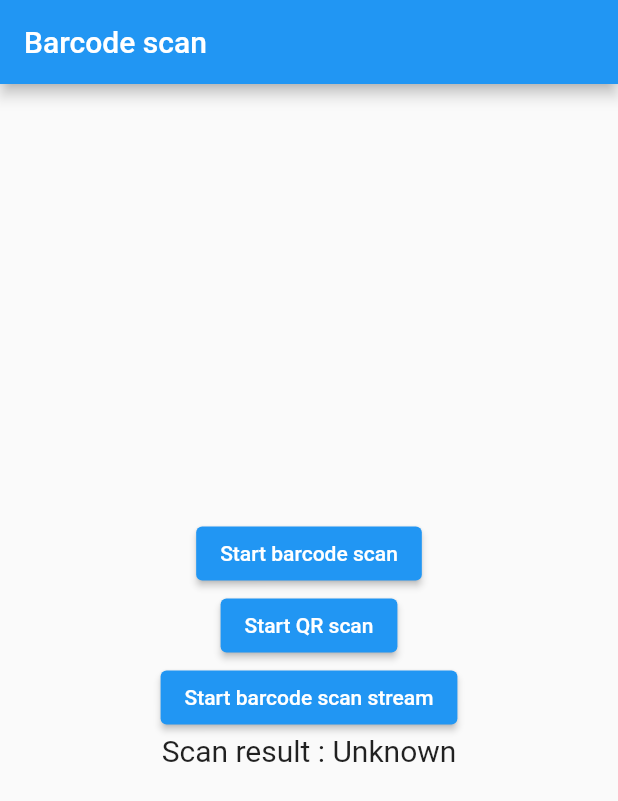
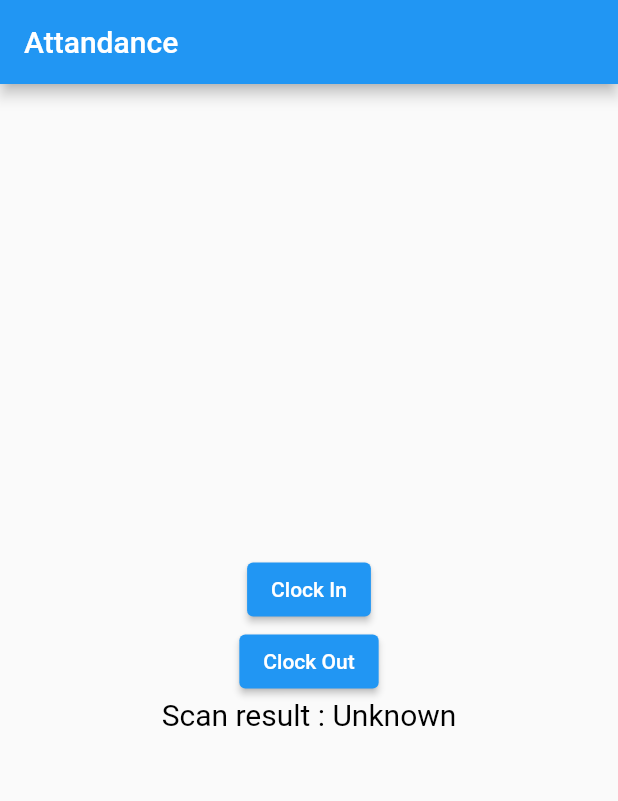
Before and after one commit to haozhe06/qr_barcode_scanner, a Flutter app: the screen it shows after launch, on a phone screen of 412 x 824 dp. Shown: the top 801 px of the screen. Run offline on Flutter 3.47's test engine with Material 2 defaults, Android fonts, the phone set to English and light mode, and no system bars; missing offline and left inert: flutter_barcode_scanner.

Commit message:
Removing Barcode Scanner

```diff
--- /dev/null
+++ b/lib/constant.dart
@@ -0,0 +1,9 @@
+import 'package:flutter/material.dart';
+
+const TextStyle normalTextStyle = TextStyle(
+  fontSize: 20,
+  color: Colors.black,
+);
+
+const String clockInMsg = "Clock In Successfully";
+const String clockOutMsg = "Clock Out Successfully";
--- a/lib/main.dart
+++ b/lib/main.dart
@@ -1,97 +1,4 @@
-import 'dart:async';
+import 'package:flutter/material.dart';
+import 'package:qr_scanner/qr_scanner_page.dart';
 
-import 'package:flutter/material.dart';
-import 'package:flutter/services.dart';
-import 'package:flutter_barcode_scanner/flutter_barcode_scanner.dart';
-
-void main() => runApp(MyApp());
-
-class MyApp extends StatefulWidget {
-  @override
-  _MyAppState createState() => _MyAppState();
-}
-
-class _MyAppState extends State<MyApp> {
-  String _scanBarcode = 'Unknown';
-
-  @override
-  void initState() {
-    super.initState();
-  }
-
-  Future<void> startBarcodeScanStream() async {
-    FlutterBarcodeScanner.getBarcodeStreamReceiver(
-            '#ff6666', 'Cancel', true, ScanMode.BARCODE)!
-        .listen((barcode) => print(barcode));
-  }
-
-  Future<void> scanQR() async {
-    String barcodeScanRes;
-    // Platform messages may fail, so we use a try/catch PlatformException.
-    try {
-      barcodeScanRes = await FlutterBarcodeScanner.scanBarcode(
-          '#ff6666', 'Cancel', true, ScanMode.QR);
-      print(barcodeScanRes);
-    } on PlatformException {
-      barcodeScanRes = 'Failed to get platform version.';
-    }
-
-    // If the widget was removed from the tree while the asynchronous platform
-    // message was in flight, we want to discard the reply rather than calling
-    // setState to update our non-existent appearance.
-    if (!mounted) return;
-
-    setState(() {
-      _scanBarcode = barcodeScanRes;
-    });
-  }
-
-  // Platform messages are asynchronous, so we initialize in an async method.
-  Future<void> scanBarcodeNormal() async {
-    String barcodeScanRes;
-    // Platform messages may fail, so we use a try/catch PlatformException.
-    try {
-      barcodeScanRes = await FlutterBarcodeScanner.scanBarcode(
-          '#ff6666', 'Cancel', true, ScanMode.BARCODE);
-      print(barcodeScanRes);
-    } on PlatformException {
-      barcodeScanRes = 'Failed to get platform version.';
-    }
-
-    // If the widget was removed from the tree while the asynchronous platform
-    // message was in flight, we want to discard the reply rather than calling
-    // setState to update our non-existent appearance.
-    if (!mounted) return;
-
-    setState(() {
-      _scanBarcode = barcodeScanRes;
-    });
-  }
-
-  @override
-  Widget build(BuildContext context) {
-    return MaterialApp(
-        home: Scaffold(
-            appBar: AppBar(title: const Text('Barcode scan')),
-            body: Builder(builder: (BuildContext context) {
-              return Container(
-                  alignment: Alignment.center,
-                  child: Flex(
-                      direction: Axis.vertical,
-                      mainAxisAlignment: MainAxisAlignment.center,
-                      children: <Widget>[
-                        ElevatedButton(
-                            onPressed: () => scanBarcodeNormal(),
-                            child: Text('Start barcode scan')),
-                        ElevatedButton(
-                            onPressed: () => scanQR(),
-                            child: Text('Start QR scan')),
-                        ElevatedButton(
-                            onPressed: () => startBarcodeScanStream(),
-                            child: Text('Start barcode scan stream')),
-                        Text('Scan result : $_scanBarcode\n',
-                            style: TextStyle(fontSize: 20))
-                      ]));
-            })));
-  }
-}
+void main() => runApp(QRScannerPage());
--- /dev/null
+++ b/lib/qr_scanner_page.dart
@@ -0,0 +1,98 @@
+import 'dart:async';
+
+import 'package:flutter/material.dart';
+import 'package:intl/intl.dart';
+import 'package:flutter/services.dart';
+import 'package:flutter_barcode_scanner/flutter_barcode_scanner.dart';
+import 'package:qr_scanner/constant.dart';
+
+class QRScannerPage extends StatefulWidget {
+  @override
+  _QRScannerPageState createState() => _QRScannerPageState();
+}
+
+class _QRScannerPageState extends State<QRScannerPage> {
+  // Here is the result value, by default is unknown
+  String _scanBarcode = 'Unknown';
+  bool clockIn = true;
+  bool success = false;
+  DateTime currentDate = DateTime.now();
+
+  @override
+  void initState() {
+    super.initState();
+  }
+
+  Future<void> scanQR() async {
+    String barcodeScanRes;
+    // Platform messages may fail, so we use a try/catch PlatformException.
+    try {
+      barcodeScanRes = await FlutterBarcodeScanner.scanBarcode(
+          '#ff6666', 'Cancel', true, ScanMode.QR);
+    } on PlatformException {
+      barcodeScanRes = 'Failed to get platform version.';
+    }
+
+    // If the widget was removed from the tree while the asynchronous platform
+    // message was in flight, we want to discard the reply rather than calling
+    // setState to update our non-existent appearance.
+    if (!mounted) return;
+
+    setState(() {
+      //Do some validation here
+      if (barcodeScanRes.startsWith('http', 0) ||
+          barcodeScanRes.startsWith('https', 0)) {
+        _scanBarcode = barcodeScanRes;
+        success = true;
+        currentDate = DateTime.now();
+      } else {
+        _scanBarcode = "Unknown Link Format";
+        success = false;
+      }
+    });
+  }
+
+  @override
+  Widget build(BuildContext context) {
+    return MaterialApp(
+        home: Scaffold(
+            appBar: AppBar(title: const Text('Attandance')),
+            body: Builder(builder: (BuildContext context) {
+              return Container(
+                  alignment: Alignment.center,
+                  child: Flex(
+                      direction: Axis.vertical,
+                      mainAxisAlignment: MainAxisAlignment.center,
+                      children: <Widget>[
+                        ElevatedButton(
+                          onPressed: () async {
+                            await scanQR();
+                            clockIn = true;
+                          },
+                          child: const Text('Clock In'),
+                        ),
+                        ElevatedButton(
+                          onPressed: () async {
+                            await scanQR();
+                            clockIn = false;
+                          },
+                          child: const Text('Clock Out'),
+                        ),
+                        Text('Scan result : $_scanBarcode\n',
+                            style: normalTextStyle),
+                        success
+                            ? Center(
+                                child: clockIn
+                                    ? Text(
+                                        '$clockInMsg at ${DateFormat('yyyy-MM-dd - kk:mm').format(currentDate)}',
+                                        style: normalTextStyle,
+                                      )
+                                    : Text(
+                                        '$clockOutMsg at ${DateFormat('yyyy-MM-dd - kk:mm').format(currentDate)}',
+                                        style: normalTextStyle,
+                                      ))
+                            : const SizedBox(height: 0, width: 0),
+                      ]));
+            })));
+  }
+}
--- a/pubspec.yaml
+++ b/pubspec.yaml
@@ -35,6 +35,7 @@ dependencies:
   # Use with the CupertinoIcons class for iOS style icons.
   cupertino_icons: ^1.0.2
   flutter_barcode_scanner: ^2.0.0
+  intl: ^0.17.0
 
 dev_dependencies:
   flutter_test:
```
Also changed, not shown: pubspec.lock, 1 other file.
